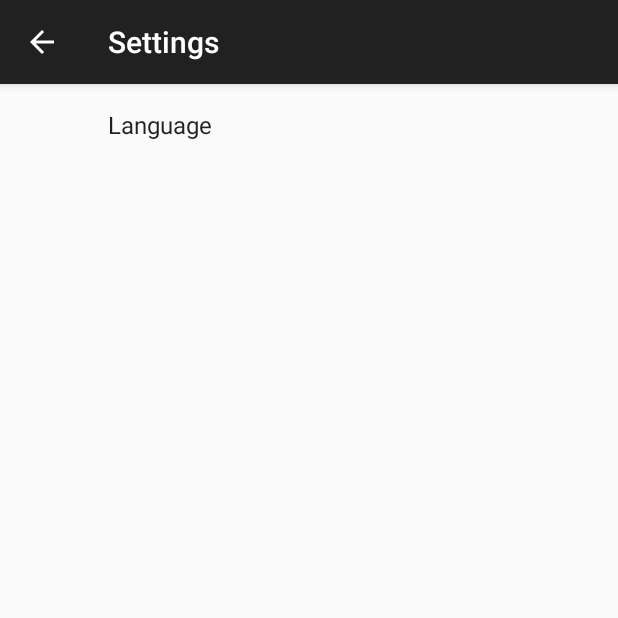
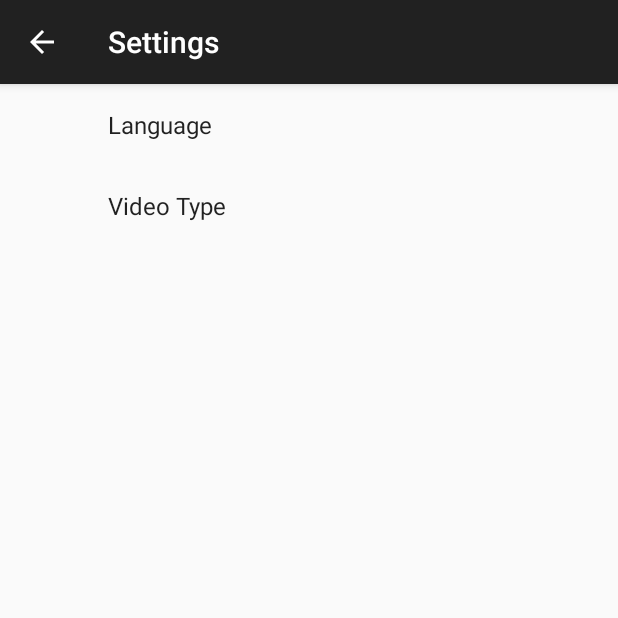
Before and after one commit to agos74/popular-movies-2, an Android app: the screen it shows after launch (SettingsActivity), in the options menu, after a tap on "Settings", on a phone screen of 412 x 824 dp, the top half of it. Run offline under Robolectric (Android 15) with nearby library versions, the phone set to English and light mode, and no system bars; our stand-ins replace ButterKnife, Picasso, androidx.preference; libraries missing offline, so code that uses them is left out: com.facebook.stetho; pictures from the network do not load; 3 statements that could not run were skipped.

Commit message:
Implement videoType Settings. Add placeholder animated for images

```diff
--- a/app/src/main/java/com/udacity/popularmovies/MainActivity.java
+++ b/app/src/main/java/com/udacity/popularmovies/MainActivity.java
@@ -79,8 +79,10 @@ public class MainActivity extends AppCompatActivity implements SharedPreferences
     private static final int FAVORITES_LOADER_ID = 1;
 
     private static String mLanguage;
+    private String mVideoType;
 
     private static boolean PREFERENCES_HAVE_BEEN_UPDATED = false;
+
 
     @Override
     protected void onCreate(Bundle savedInstanceState) {
@@ -168,10 +170,13 @@ public class MainActivity extends AppCompatActivity implements SharedPreferences
     private void setupSharedPreferences() {
         // Get all of the values from shared preferences to set it up
         SharedPreferences sharedPreferences = PreferenceManager.getDefaultSharedPreferences(this);
-        mLanguage = sharedPreferences.getString(getResources().getString(R.string.pref_language_key), getResources().getString(R.string.pref_language_default));
+        mLanguage = sharedPreferences.getString(getResources().getString(R.string.pref_language_key), getResources().getString(R.string.pref_language_english_key));
+        mVideoType = sharedPreferences.getString(getResources().getString(R.string.pref_video_type_key), getResources().getString(R.string.pref_video_type_trailer_key));
         // Register the listener
         sharedPreferences.registerOnSharedPreferenceChangeListener(this);
     }
+
+
 
     /**
      * This method is overridden by our MainActivity class in order to handle RecyclerView item
@@ -313,7 +318,10 @@ public class MainActivity extends AppCompatActivity implements SharedPreferences
 
         // Set preference values just changed
         if (key.equals(getString(R.string.pref_language_key))) {
-            mLanguage = sharedPreferences.getString(key, getResources().getString(R.string.pref_language_default));
+            mLanguage = sharedPreferences.getString(key, getResources().getString(R.string.pref_language_english_key));
+        }
+        if (key.equals(getString(R.string.pref_video_type_key))) {
+            mVideoType = sharedPreferences.getString(key, getResources().getString(R.string.pref_video_type_trailer_key));
         }
 
     }
--- a/app/src/main/java/com/udacity/popularmovies/MovieAdapter.java
+++ b/app/src/main/java/com/udacity/popularmovies/MovieAdapter.java
@@ -204,7 +204,7 @@ public class MovieAdapter extends RecyclerView.Adapter<MovieAdapter.MovieAdapter
                 .with(holder.mMovieImageView.getContext())
                 .load(imgUri)
                 .error(R.mipmap.ic_launcher)
-//                .placeholder(R.drawable.progress_animation)
+                .placeholder(R.drawable.progress_animation)
                 .into(holder.mMovieImageView);
 
         holder.mMovieImageView.setContentDescription(title);
--- a/app/src/main/java/com/udacity/popularmovies/utilities/NetworkUtils.java
+++ b/app/src/main/java/com/udacity/popularmovies/utilities/NetworkUtils.java
@@ -84,7 +84,7 @@ public class NetworkUtils {
      * @param requestType The request type (videos or reviews).
      * @return The URL to use to query TheMovieDB server.
      */
-    public static URL buildUrlWithMovieId(String movieId, String requestType) {
+    public static URL buildUrlWithMovieId(String movieId, String requestType, String language) {
         String endPoint = null;
         switch (requestType) {
             case TrailerListFragment.VIDEOS_REQUEST_KEY:
@@ -98,6 +98,7 @@ public class NetworkUtils {
                 .appendEncodedPath(movieId)
                 .appendEncodedPath(endPoint)
                 .appendQueryParameter(PARAM_API_KEY, THEMOVIEDB_API_KEY)
+                .appendQueryParameter(PARAM_LANGUAGE, language)
                 .build();
 
         URL url = null;
--- a/app/src/main/java/com/udacity/popularmovies/utilities/TheMovieDBJsonUtils.java
+++ b/app/src/main/java/com/udacity/popularmovies/utilities/TheMovieDBJsonUtils.java
@@ -37,7 +37,7 @@ public class TheMovieDBJsonUtils {
 
     public static final String TMDB_TYPE_TRAILER_KEY = "Trailer";
 
-    public static final String TMDB_SITE_YOUTUBE_KEY = "Youtube";
+    public static final String TMDB_SITE_YOUTUBE_KEY = "YouTube";
 
     public static List<Movie> parseMoviesJson(String moviesJsonStr) throws JSONException {
 
@@ -127,7 +127,7 @@ public class TheMovieDBJsonUtils {
         return moviesList;
     }
 
-    public static List<Video> parseVideosJson(String videosJsonStr, boolean onlyTrailers, boolean onlyYoutube) throws JSONException {
+    public static List<Video> parseVideosJson(String videosJsonStr, String videoType, boolean onlyYoutube) throws JSONException {
 
         /* Videos information. Each video is an element of the "results" array */
 
@@ -194,7 +194,7 @@ public class TheMovieDBJsonUtils {
             boolean toAdd = true;
 
             //get only "Trailer" type?
-            if (onlyTrailers) {
+            if (videoType.equals(TMDB_TYPE_TRAILER_KEY)) {
                 if (!video.getType().equals(TMDB_TYPE_TRAILER_KEY)) {
                     toAdd = false;
                 }
--- /dev/null
+++ b/app/src/main/res/drawable/progress_animation.xml
@@ -0,0 +1,5 @@
+<?xml version="1.0" encoding="utf-8"?>
+<animated-rotate xmlns:android="http://schemas.android.com/apk/res/android"
+    android:drawable="@drawable/progress_image_red"
+    android:pivotX="50%"
+    android:pivotY="50%"/>
--- a/app/src/main/res/values/strings.xml
+++ b/app/src/main/res/values/strings.xml
@@ -58,8 +58,23 @@
 
     <string name="pref_language_english_key">en-EN</string>
     <string name="pref_language_italian_key">it-IT</string>
-    <string name="pref_language_default">en-EN</string>
     <string name="pref_language_key">language</string>
+
+    <!-- Video Type -->
+
+    <string name="pref_title_video_type">Video Type</string>
+    <string-array name="pref_video_type_list_titles">
+        <item>Trailer</item>
+        <item>All</item>
+    </string-array>
+    <string-array name="pref_video_type_list_values">
+        <item>Trailer</item>
+        <item>All</item>
+    </string-array>
+
+    <string name="pref_video_type_trailer_key">Trailer</string>
+    <string name="pref_video_type_all_key">All</string>
+    <string name="pref_video_type_key">video-type</string>
 
 
 </resources>
--- a/app/src/main/res/xml/pref_general.xml
+++ b/app/src/main/res/xml/pref_general.xml
@@ -3,10 +3,17 @@
 
     <!-- NOTE: ListPreference's summary should be set to its value by the activity code. -->
     <ListPreference
-        android:defaultValue="@string/pref_language_default"
+        android:defaultValue="@string/pref_language_english_key"
         android:entries="@array/pref_language_list_titles"
         android:entryValues="@array/pref_language_list_values"
         android:key="@string/pref_language_key"
         android:title="@string/pref_title_language" />
 
+    <ListPreference
+        android:defaultValue="@string/pref_video_type_trailer_key"
+        android:entries="@array/pref_video_type_list_titles"
+        android:entryValues="@array/pref_video_type_list_values"
+        android:key="@string/pref_video_type_key"
+        android:title="@string/pref_title_video_type" />
+
 </PreferenceScreen>
--- a/build.gradle
+++ b/build.gradle
@@ -7,7 +7,7 @@ buildscript {
         jcenter()
     }
     dependencies {
-        classpath 'com.android.tools.build:gradle:3.0.1'
+        classpath 'com.android.tools.build:gradle:3.1.0'
 
 
         // NOTE: Do not place your application dependencies here; they belong
```
Also changed, not shown: app/src/main/java/com/udacity/popularmovies/DetailActivity.java (+10 -2 lines), app/src/main/java/com/udacity/popularmovies/ReviewListFragment.java (+6 -1 lines), app/src/main/java/com/udacity/popularmovies/TrailerListFragment.java (+13 -3 lines), app/src/main/res/drawable-hdpi/progress_image.png (added), app/src/main/res/drawable-hdpi/progress_image_red.png (added), app/src/main/res/drawable-mdpi/progress_image.png (added), app/src/main/res/drawable-mdpi/progress_image_red.png (added), app/src/main/res/drawable-xhdpi/progress_image.png (added), app/src/main/res/drawable-xhdpi/progress_image_red.png (added), app/src/main/res/drawable-xxhdpi/progress_image.png (added), app/src/main/res/drawable-xxhdpi/progress_image_red.png (added), gradle/wrapper/gradle-wrapper.properties.
